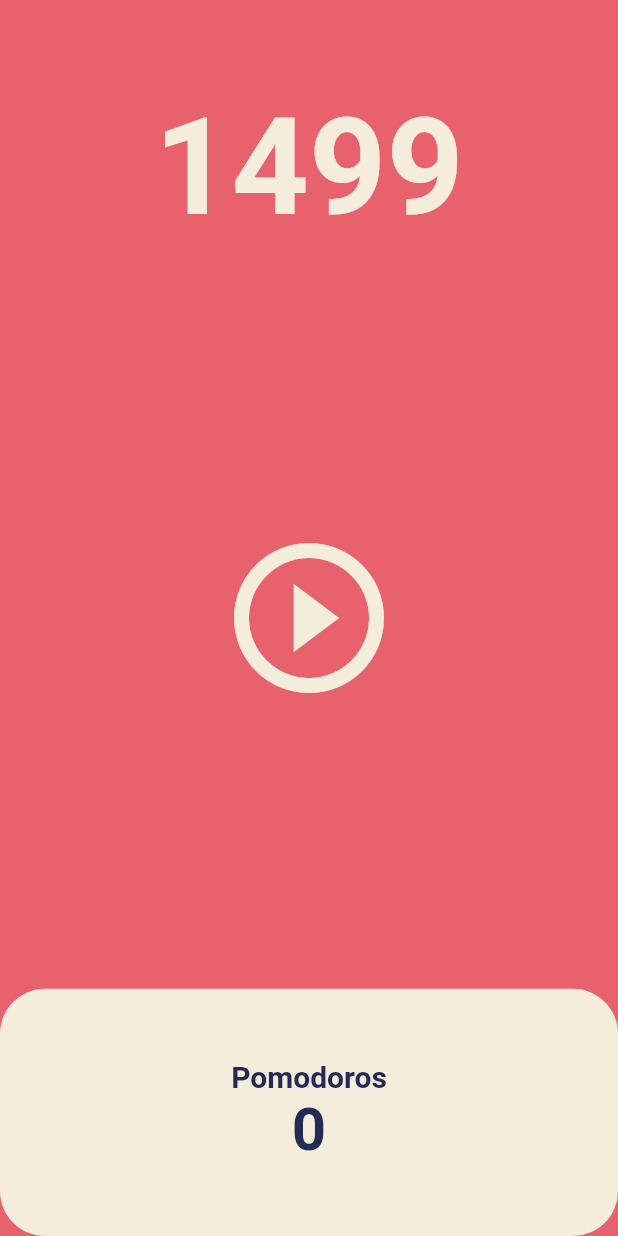
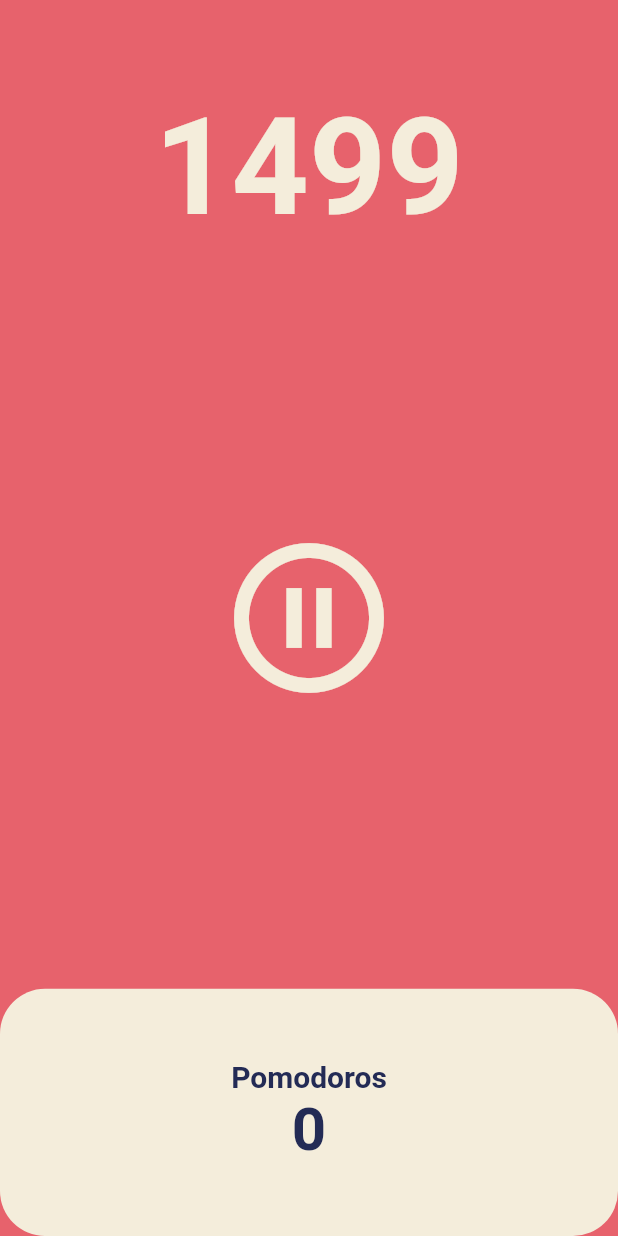
Before and after one commit to junxtar/flutter-study, a Flutter app: the screen it shows after launch, after a tap on the "play circle outline" icon, on a phone screen of 412 x 824 dp. Run offline on Flutter 3.47's test engine with Material 2 defaults, Android fonts, the phone set to English and light mode, and no system bars.

Commit message:
pause play

```diff
--- a/pomodoro_app/lib/screens/home_screen.dart
+++ b/pomodoro_app/lib/screens/home_screen.dart
@@ -11,6 +11,7 @@ class HomeScreen extends StatefulWidget {
 
 class _HomeScreenState extends State<HomeScreen> {
   int totalSeconds = 1500;
+  bool isRunning = false;
   late Timer timer;
 
   void onTick(Timer timer) {
@@ -24,6 +25,16 @@ class _HomeScreenState extends State<HomeScreen> {
       const Duration(seconds: 1),
       onTick,
     );
+    setState(() {
+      isRunning = true;
+    });
+  }
+
+  void onPausePressed() {
+    timer.cancel();
+    setState(() {
+      isRunning = false;
+    });
   }
 
   @override
@@ -52,8 +63,10 @@ class _HomeScreenState extends State<HomeScreen> {
                 child: IconButton(
                   iconSize: 120,
                   color: Theme.of(context).cardColor,
-                  onPressed: onStartPressed,
-                  icon: const Icon(Icons.play_circle_outline_outlined),
+                  onPressed: isRunning ? onPausePressed : onStartPressed,
+                  icon: isRunning
+                      ? const Icon(Icons.pause_circle_outline_outlined)
+                      : const Icon(Icons.play_circle_outline_outlined),
                 ),
               ),
             ),
```
